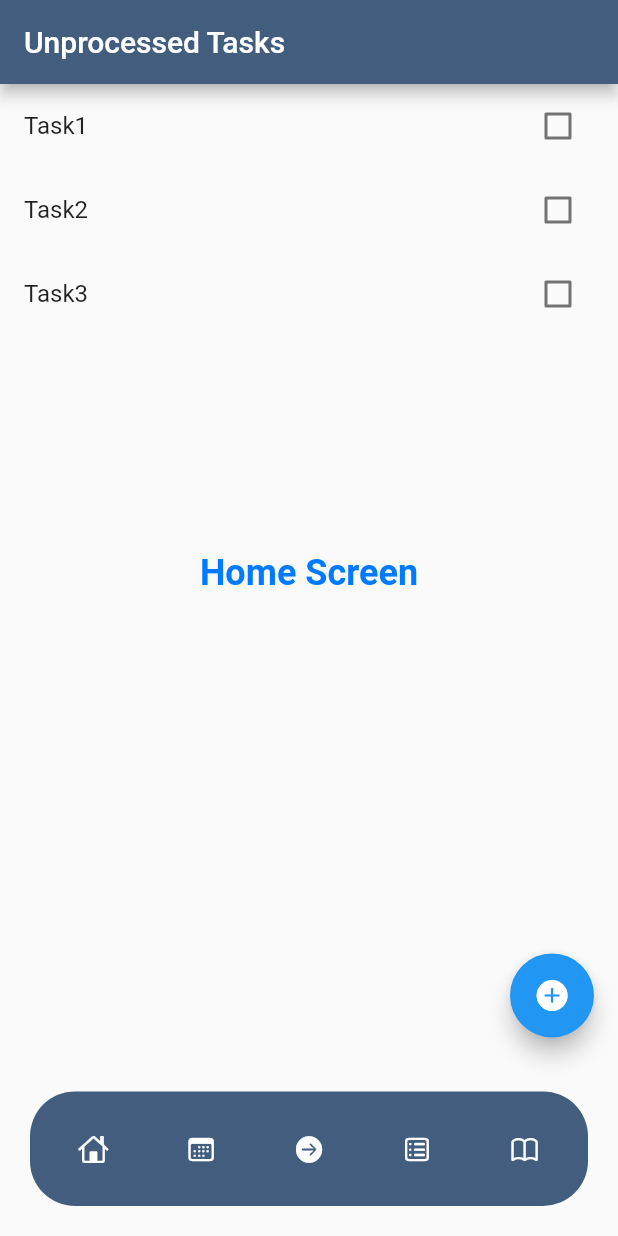
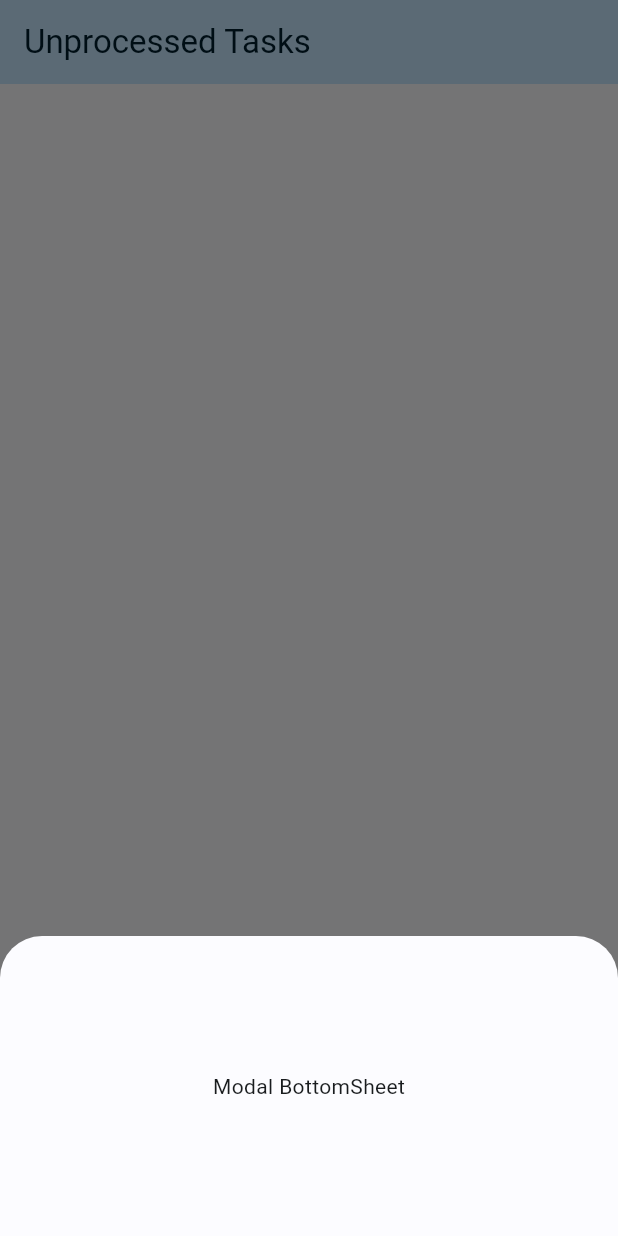
Before and after one commit to mehmethekim/get_it_done_app, a Flutter app: the screen it shows after launch, after a tap on an icon or button, on a phone screen of 412 x 824 dp. Run offline on Flutter 3.47's test engine with Material 2 defaults, Android fonts, the phone set to English and light mode, and no system bars; our stand-ins replace bloc, equatable, flutter_bloc, rive.

Commit message:
Color theme is added from material m3

```diff
--- a/lib/bloc/bloc_import.dart
+++ b/lib/bloc/bloc_import.dart
@@ -1,2 +1,3 @@
 export 'package:flutter_bloc/flutter_bloc.dart';
 export './bottom_navgiation_bar/bottom_navigation_bar_bloc.dart';
+export './task/bloc/task_bloc.dart';
--- /dev/null
+++ b/lib/bloc/task/bloc/task_bloc.dart
@@ -0,0 +1,30 @@
+import 'package:bloc/bloc.dart';
+import 'package:equatable/equatable.dart';
+
+import '../../../models/task.dart';
+
+part 'task_event.dart';
+part 'task_state.dart';
+
+class TaskBloc extends Bloc<TaskEvent, TaskState> {
+  TaskBloc() : super(const TaskState()) {
+    on<AddTaskEvent>(_onAddTaskEvent);
+
+    on<UpdateTaskEvent>(_onUpdateTaskEvent);
+
+    on<CompleteTaskEvent>(_onCompleteTaskEvent);
+
+    on<DeleteTaskEvent>(_onDeleteTaskEvent);
+  }
+  void _onAddTaskEvent(AddTaskEvent event, Emitter<TaskState> emit) {
+    emit(TaskState(
+      allTaskList: List.from(state.allTaskList)..add(event.task),
+      unprocessedTaskList: List.from(state.unprocessedTaskList)
+        ..add(event.task),
+    ));
+  }
+
+  void _onUpdateTaskEvent(UpdateTaskEvent event, Emitter<TaskState> emit) {}
+  void _onCompleteTaskEvent(CompleteTaskEvent event, Emitter<TaskState> emit) {}
+  void _onDeleteTaskEvent(DeleteTaskEvent event, Emitter<TaskState> emit) {}
+}
--- /dev/null
+++ b/lib/bloc/task/bloc/task_event.dart
@@ -0,0 +1,57 @@
+part of 'task_bloc.dart';
+
+/// Tasks can be dynamically added using the (+) button on the bottom-right of the screen.
+/// After pressing the button, user will enter task name description and it will be added to the unprocessed tasks list.
+///
+/// After adding, user can press (:) button to process the task. Processing means defining the due date and time for the task.
+/// This event is update task event. Task will be moved from the unprocessed task list to next action list.
+///
+/// Tasks can be completed. Completed tasks will be moved for review.
+///
+/// After reviewing, tasks can be deleted. They will be moved to trash bin.
+///
+/// If wanted trash bin can be emptied, which deletes the tasks permenantly.
+///
+///
+abstract class TaskEvent extends Equatable {
+  const TaskEvent();
+
+  @override
+  List<Object> get props => [];
+}
+
+class AddTaskEvent extends TaskEvent {
+  final PrimitiveTask task;
+
+  const AddTaskEvent({required this.task});
+
+  @override
+  List<Object> get props => [task];
+}
+
+class UpdateTaskEvent extends TaskEvent {
+  final PrimitiveTask task;
+
+  const UpdateTaskEvent({required this.task});
+
+  @override
+  List<Object> get props => [task];
+}
+
+class CompleteTaskEvent extends TaskEvent {
+  final PrimitiveTask task;
+
+  const CompleteTaskEvent({required this.task});
+
+  @override
+  List<Object> get props => [task];
+}
+
+class DeleteTaskEvent extends TaskEvent {
+  final PrimitiveTask task;
+
+  const DeleteTaskEvent({required this.task});
+
+  @override
+  List<Object> get props => [task];
+}
--- /dev/null
+++ b/lib/bloc/task/bloc/task_state.dart
@@ -0,0 +1,27 @@
+part of 'task_bloc.dart';
+
+class TaskState extends Equatable {
+  final List<PrimitiveTask> allTaskList;
+  final List<PrimitiveTask> unprocessedTaskList;
+  final List<PrimitiveTask> nextActionTaskList;
+  final List<PrimitiveTask> calendarTaskList;
+  final List<PrimitiveTask> waitingTaskList;
+
+  const TaskState(
+      {this.allTaskList = const <PrimitiveTask>[],
+      this.unprocessedTaskList = const <PrimitiveTask>[],
+      this.nextActionTaskList = const <PrimitiveTask>[],
+      this.calendarTaskList = const <PrimitiveTask>[],
+      this.waitingTaskList = const <PrimitiveTask>[]});
+
+  @override
+  List<Object> get props => [
+        allTaskList,
+        unprocessedTaskList,
+        nextActionTaskList,
+        calendarTaskList,
+        waitingTaskList
+      ];
+}
+
+class TaskInitial extends TaskState {}
--- a/lib/main.dart
+++ b/lib/main.dart
@@ -1,6 +1,7 @@
 import 'package:flutter/material.dart';
 import 'package:get_it_done_app/screen/calendar_screen.dart';
 import 'package:get_it_done_app/screen/home_screen.dart';
+import 'color_schemes.g.dart';
 
 import 'bloc/bloc_import.dart';
 
@@ -13,12 +14,19 @@ class MyApp extends StatelessWidget {
 
   @override
   Widget build(BuildContext context) {
-    return BlocProvider(
-      create: (context) => BottomNavigationBarBloc(),
+    return MultiBlocProvider(
+      providers: [
+        BlocProvider<BottomNavigationBarBloc>(
+          create: (context) => BottomNavigationBarBloc(),
+        ),
+        BlocProvider<TaskBloc>(
+          create: (context) => TaskBloc(),
+        ),
+      ],
       child: MaterialApp(
-        theme: ThemeData(
-          primarySwatch: Colors.blue,
-        ),
+        theme: ThemeData(useMaterial3: true, colorScheme: lightColorScheme),
+        darkTheme: ThemeData(useMaterial3: true, colorScheme: darkColorScheme),
+        themeMode: ThemeMode.light, // Default is system
         home: const BottomNavigationHandler(),
       ),
     );
--- a/lib/screen/calendar_screen.dart
+++ b/lib/screen/calendar_screen.dart
@@ -1,7 +1,7 @@
 import 'package:flutter/cupertino.dart';
 import 'package:flutter/material.dart';
 import '../bloc/bloc_import.dart';
-import '../models/bottom_navigation_bar.dart';
+import '../widgets/bottom_navigation_bar.dart';
 
 class CalendarScreen extends StatelessWidget {
   const CalendarScreen({super.key});
--- a/lib/screen/home_screen.dart
+++ b/lib/screen/home_screen.dart
@@ -1,80 +1,60 @@
 import 'package:flutter/cupertino.dart';
 import 'package:flutter/material.dart';
+import 'package:get_it_done_app/widgets/task_list.dart';
 import '../bloc/bloc_import.dart';
-import '../models/bottom_navigation_bar.dart';
+import '../widgets/bottom_navigation_bar.dart';
 import '../models/task.dart';
+import '../color_schemes.g.dart';
 
 class HomeScreen extends StatelessWidget {
   HomeScreen({super.key});
 
-  List<PrimitiveTask> UnprocessedTaskList = [
-    PrimitiveTask(title: "Task1"),
-    PrimitiveTask(title: "Task2"),
-    PrimitiveTask(title: "Task3"),
-  ];
+  void _addTask(BuildContext context) {
+    print("Task added");
+    showModalBottomSheet<void>(
+      context: context,
+      builder: (BuildContext context) {
+        return Container(
+          height: 200,
+          child: Center(
+            child: Column(
+              mainAxisAlignment: MainAxisAlignment.center,
+              mainAxisSize: MainAxisSize.min,
+              children: <Widget>[Text('Modal BottomSheet')],
+            ),
+          ),
+        );
+      },
+    );
+  }
 
   @override
   Widget build(BuildContext context) {
     return Scaffold(
       appBar: AppBar(
         title: const Text('Unprocessed Tasks'),
-        backgroundColor: Color.fromARGB(255, 66, 93, 126),
-        foregroundColor: CupertinoColors.white,
+        backgroundColor: lightColorScheme.primaryContainer,
+        foregroundColor: lightColorScheme.onPrimaryContainer,
       ),
-      body: Stack(
+      body: Column(
         children: [
-          Container(
-            child: const Center(
-              child: Text(
-                "Home Screen",
-                style: TextStyle(
-                  fontSize: 24,
-                  fontWeight: FontWeight.bold,
-                  color: CupertinoColors.activeBlue,
-                ),
-              ),
-            ),
-          ),
-          // Align(
-          //   alignment: Alignment.bottomRight,
-          //   child: Padding(
-          //     padding: const EdgeInsets.all(30.0),
-          //     child: GestureDetector(
-          //       onTap: () {},
-          //       child: Container(
-          //         width: 50, // Set your desired width here
-          //         height: 50, // Set your desired height here
-          //         decoration: BoxDecoration(
-          //           color: CupertinoColors.activeBlue,
-          //           borderRadius: BorderRadius.circular(30.0),
-          //         ),
-          //         child: Icon(
-          //           CupertinoIcons.add_circled_solid,
-          //           color: CupertinoColors.white,
-          //         ),
-          //       ),
-          //     ),
-          //   ),
-          // ),
-
-          ListView.builder(
-              itemBuilder: (context, index) {
-                var task = UnprocessedTaskList[index];
-                return ListTile(
-                  title: Text(task.title),
-                  trailing: Checkbox(value: task.isDone, onChanged: (value) {}),
-                );
-              },
-              itemCount: UnprocessedTaskList.length)
+          BlocBuilder<TaskBloc, TaskState>(
+            builder: (context, state) {
+              List<PrimitiveTask> unprocessed_task_list =
+                  state.unprocessedTaskList;
+              return TaskList(UnprocessedTaskList: unprocessed_task_list);
+            },
+          )
         ],
       ),
       floatingActionButton: FloatingActionButton(
         child: Icon(
           CupertinoIcons.add_circled_solid,
-          color: CupertinoColors.white,
+          color: lightColorScheme.onPrimaryContainer,
         ),
         onPressed: () {
           // Add your onPressed code here!
+          _addTask(context);
         },
       ),
       bottomNavigationBar: SafeArea(
--- a/lib/models/bottom_navigation_bar.dart
+++ b/lib/widgets/bottom_navigation_bar.dart
@@ -3,6 +3,7 @@ import 'package:rive/rive.dart';
 import 'package:flutter/material.dart';
 import '../bloc/bloc_import.dart';
 import 'package:cupertino_icons/cupertino_icons.dart';
+import 'package:get_it_done_app/color_schemes.g.dart';
 
 class CustomBottomNavigationBar extends StatelessWidget {
   CustomBottomNavigationBar({super.key});
@@ -13,9 +14,9 @@ class CustomBottomNavigationBar extends StatelessWidget {
       padding: const EdgeInsets.all(12),
       //padding: EdgeInsets.only(bottom: 30),
       margin: const EdgeInsets.symmetric(horizontal: 20, vertical: 20),
-      decoration: const BoxDecoration(
-        color: Color.fromARGB(255, 66, 93, 126),
-        borderRadius: BorderRadius.all(Radius.circular(30)),
+      decoration: BoxDecoration(
+        color: lightColorScheme.primaryContainer,
+        borderRadius: const BorderRadius.all(Radius.circular(30)),
       ),
       child: Row(
         mainAxisAlignment: MainAxisAlignment.spaceAround,
@@ -25,9 +26,9 @@ class CustomBottomNavigationBar extends StatelessWidget {
               onPressed: () => context
                   .read<BottomNavigationBarBloc>()
                   .add(HomeButtonClickEvent()),
-              child: const Icon(
+              child: Icon(
                 CupertinoIcons.home,
-                color: CupertinoColors.white,
+                color: lightColorScheme.onPrimaryContainer,
               ),
             ),
           ),
@@ -37,9 +38,9 @@ class CustomBottomNavigationBar extends StatelessWidget {
               onPressed: () => context
                   .read<BottomNavigationBarBloc>()
                   .add(CalendarButtonClickEvent()),
-              child: const Icon(
+              child: Icon(
                 CupertinoIcons.calendar,
-                color: CupertinoColors.white,
+                color: lightColorScheme.onPrimaryContainer,
               ),
             ),
           ),
@@ -49,9 +50,9 @@ class CustomBottomNavigationBar extends StatelessWidget {
               onPressed: () => context
                   .read<BottomNavigationBarBloc>()
                   .add(NextButtonClickEvent()),
-              child: const Icon(
-                CupertinoIcons.arrow_right_circle_fill,
-                color: CupertinoColors.white,
+              child: Icon(
+                CupertinoIcons.arrow_right_circle,
+                color: lightColorScheme.onPrimaryContainer,
               ),
             ),
           ),
@@ -61,9 +62,9 @@ class CustomBottomNavigationBar extends StatelessWidget {
               onPressed: () => context
                   .read<BottomNavigationBarBloc>()
                   .add(ListButtonClickEvent()),
-              child: const Icon(
+              child: Icon(
                 CupertinoIcons.square_list,
-                color: CupertinoColors.white,
+                color: lightColorScheme.onPrimaryContainer,
               ),
             ),
           ),
@@ -73,9 +74,9 @@ class CustomBottomNavigationBar extends StatelessWidget {
               onPressed: () => context
                   .read<BottomNavigationBarBloc>()
                   .add(ReviewButtonClickEvent()),
-              child: const Icon(
+              child: Icon(
                 CupertinoIcons.book,
-                color: CupertinoColors.white,
+                color: lightColorScheme.onPrimaryContainer,
               ),
             ),
           ),
--- /dev/null
+++ b/lib/widgets/task_list.dart
@@ -0,0 +1,26 @@
+import 'package:flutter/material.dart';
+import 'package:get_it_done_app/models/task.dart';
+
+class TaskList extends StatelessWidget {
+  const TaskList({
+    super.key,
+    required this.UnprocessedTaskList,
+  });
+
+  final List<PrimitiveTask> UnprocessedTaskList;
+
+  @override
+  Widget build(BuildContext context) {
+    return Expanded(
+      child: ListView.builder(
+          itemBuilder: (context, index) {
+            var task = UnprocessedTaskList[index];
+            return ListTile(
+              title: Text(task.title),
+              trailing: Checkbox(value: task.isDone, onChanged: (value) {}),
+            );
+          },
+          itemCount: UnprocessedTaskList.length),
+    );
+  }
+}
```
Also changed, not shown: lib/color_schemes.g.dart (added).
